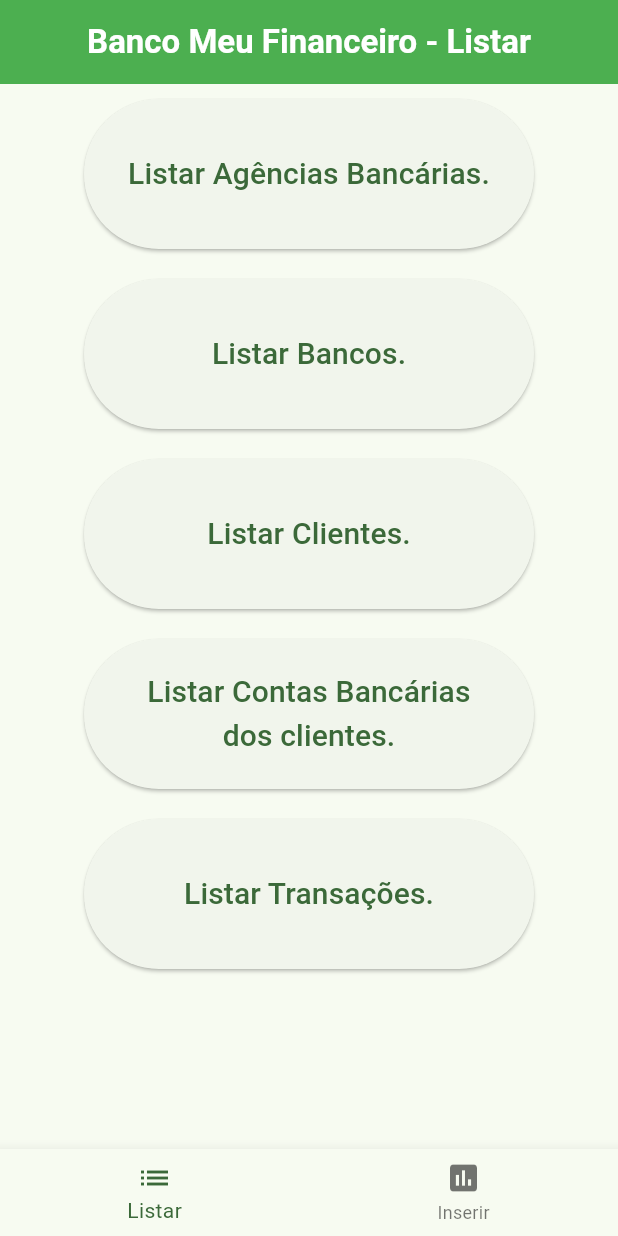
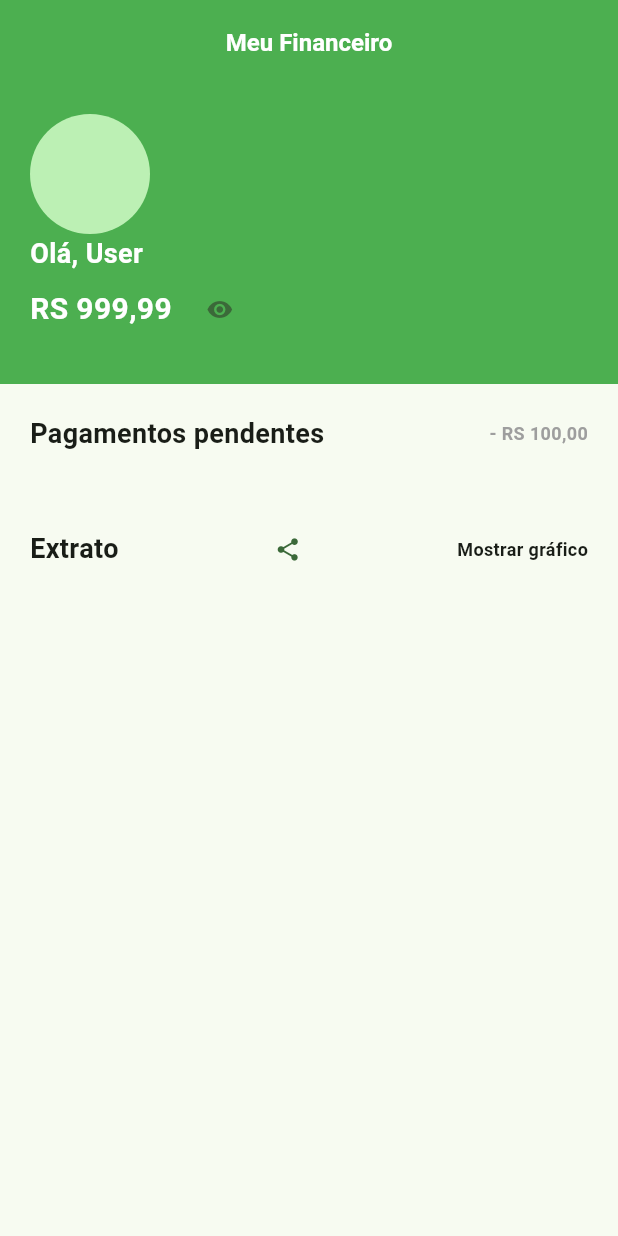
Before and after one commit to holyicecream/Meu-Financeiro, a Flutter app: the screen it shows after launch, on a phone screen of 412 x 824 dp. Run offline on Flutter 3.47's test engine with Material 3 defaults, Android fonts, the phone set to English and light mode, and no system bars; our stand-ins replace fixnum; missing offline and left inert: mongo_dart.

Commit message:
tela principal

```diff
--- a/mongo_project/lib/myapp.dart
+++ b/mongo_project/lib/myapp.dart
@@ -1,4 +1,5 @@
 import 'package:estudo_prova01/listar.dart';
+import 'package:estudo_prova01/pages/initial-page.dart';
 
 import '/Agencia/display_agencia.dart';
 import '/Banco/display_banco.dart';
@@ -16,7 +17,7 @@ class MyApp extends StatelessWidget {
     return MaterialApp(
       initialRoute: '/',
       routes: {
-        '/': (context) => const Listar(),
+        '/': (context) => const InitialPage(),
         '/displayAgencia': (context) => const DisplayAgencia(),
         '/displayBanco': (context) => const DisplayBanco(),
         '/displayClient': (context) => const DisplayClient(),
--- /dev/null
+++ b/mongo_project/lib/pages/initial-page.dart
@@ -0,0 +1,118 @@
+import 'package:flutter/material.dart';
+
+class InitialPage extends StatefulWidget {
+  const InitialPage({super.key});
+
+  @override
+  State<InitialPage> createState() => _NavegacaoState();
+}
+
+class _NavegacaoState extends State<InitialPage> {
+  int indexDoBottom = 0;
+  @override
+  Widget build(BuildContext context) {
+    return Scaffold(
+      appBar: AppBar(
+        centerTitle: true,
+        backgroundColor: Colors.green,
+        title: const Text(
+          "Meu Financeiro",
+          style: TextStyle(
+              color: Colors.white, fontWeight: FontWeight.bold, fontSize: 16),
+          textAlign: TextAlign.center,
+        ),
+      ),
+      body: SingleChildScrollView(
+        child: Center(
+          child: Column(
+              mainAxisAlignment: MainAxisAlignment.spaceAround,
+              children: [
+                Container(
+                  color: Colors.green,
+                  width: double.infinity,
+                  height: 200.0,
+                  child: Padding(
+                    padding: const EdgeInsets.all(20.0),
+                    child: Column(
+                      crossAxisAlignment: CrossAxisAlignment.start,
+                      mainAxisSize: MainAxisSize.min,
+                      children: [
+                        CircleAvatar(
+                          radius: 40,
+                        ),
+                        Text(
+                          "Olá, User",
+                          style: TextStyle(
+                            fontWeight: FontWeight.bold,
+                            fontSize: 18,
+                            color: Colors.white,
+                          ),
+                        ),
+                        Row(
+                          children: [
+                            Text(
+                              "RS 999,99",
+                              style: TextStyle(
+                                fontWeight: FontWeight.bold,
+                                fontSize: 20,
+                                color: Colors.white,
+                              ),
+                            ),
+                            TextButton(
+                                onPressed: () {},
+                                child: Icon(Icons.remove_red_eye_rounded))
+                          ],
+                        )
+                      ],
+                    ),
+                  ),
+                ),
+                Padding(
+                  padding: const EdgeInsets.all(20.0),
+                  child: Row(
+                    mainAxisAlignment: MainAxisAlignment.spaceBetween,
+                    children: [
+                      Text(
+                        "Pagamentos pendentes",
+                        style: TextStyle(
+                          fontSize: 18,
+                          fontWeight: FontWeight.bold,
+                        ),
+                      ),
+                      Text(
+                        "- RS 100,00",
+                        style: TextStyle(
+                            fontSize: 12,
+                            color: Colors.grey,
+                            fontWeight: FontWeight.bold),
+                      ),
+                    ],
+                  ),
+                ),
+                Padding(
+                  padding: const EdgeInsets.all(20.0),
+                  child: Row(
+                    mainAxisAlignment: MainAxisAlignment.spaceBetween,
+                    children: [
+                      Text(
+                        "Extrato",
+                        style: TextStyle(
+                          fontSize: 18,
+                          fontWeight: FontWeight.bold,
+                        ),
+                      ),
+                      TextButton(onPressed: () {}, child: Icon(Icons.share)),
+                      Text(
+                        "Mostrar gráfico",
+                        style: TextStyle(
+                            fontSize: 12, fontWeight: FontWeight.bold),
+                      ),
+                    ],
+                  ),
+                ),
+              ]),
+        ),
+      ),
+    );
+  }
+}
```
Also changed, not shown: mongo_project/test_app/analysis_options.yaml (added, +28 -0 lines), mongo_project/test_app/lib/main.dart (added, +125 -0 lines), mongo_project/test_app/pubspec.yaml (added, +90 -0 lines), mongo_project/pubspec.lock, mongo_project/test_app/pubspec.lock (added), 124 other files.
